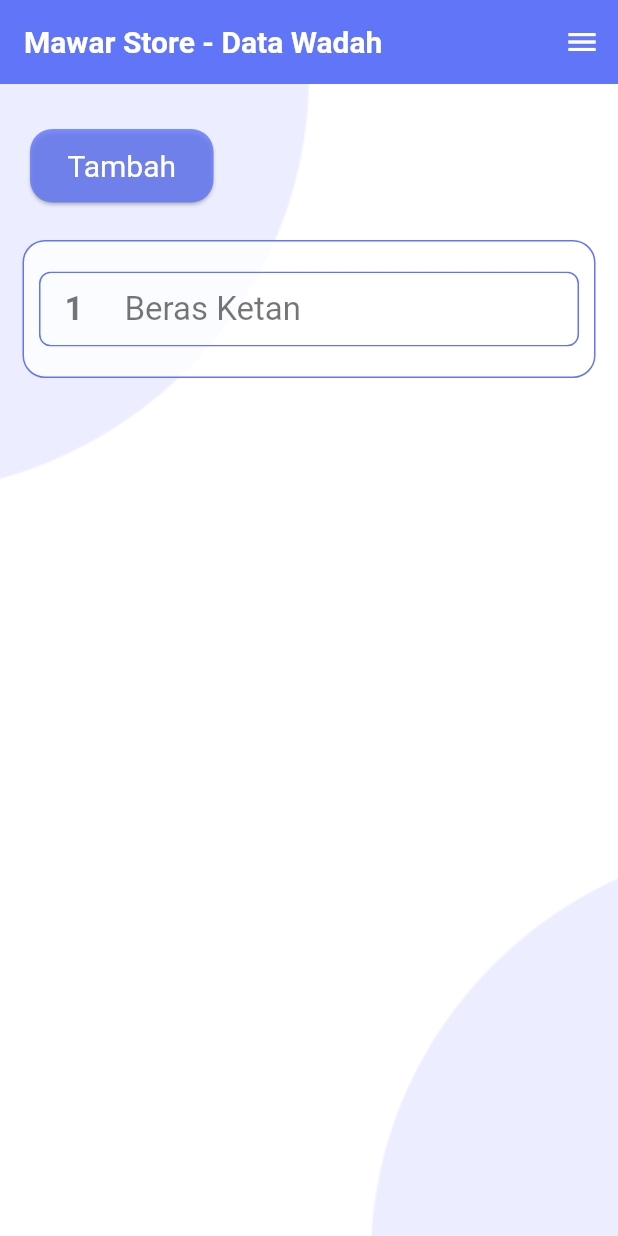
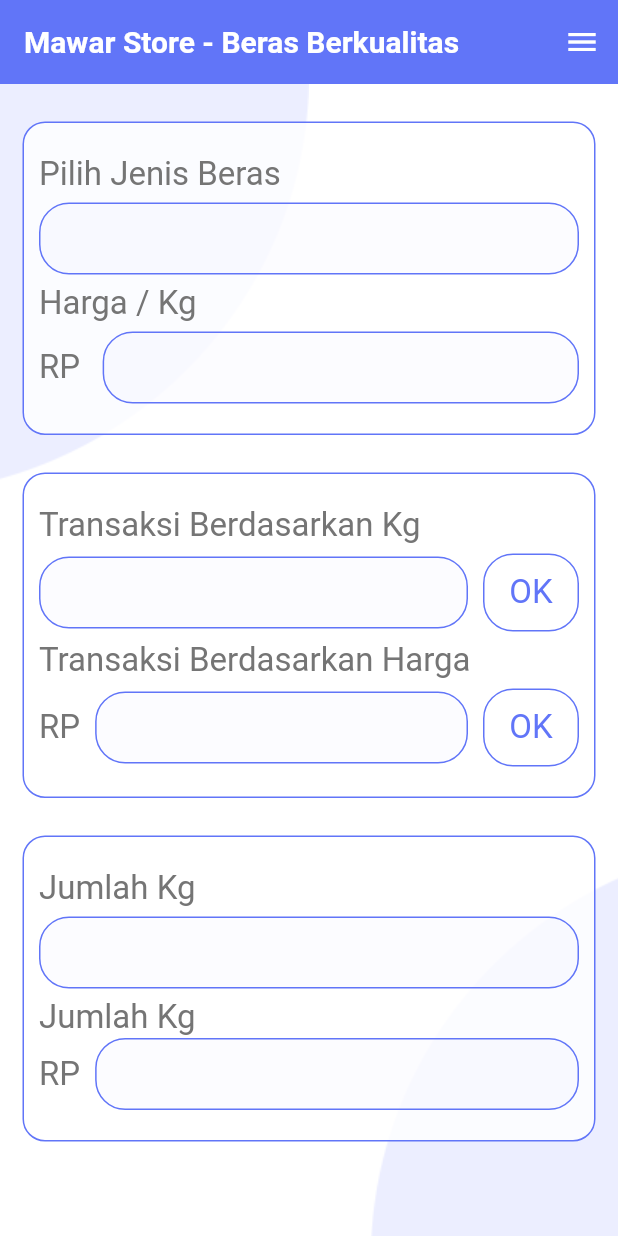
Before and after one commit to unustudents/mawarstore, a Flutter app: the screen it shows after launch, on a phone screen of 412 x 824 dp. Run offline on Flutter 3.47's test engine with Material 3 defaults, Android fonts, the phone set to English and light mode, and no system bars; our stand-ins replace bloc, device_preview, equatable.

Commit message:
route & home

```diff
--- a/lib/app/presentation/pages/datawadah_page.dart
+++ b/lib/app/presentation/pages/datawadah_page.dart
@@ -18,13 +18,15 @@ class DataWadahPage extends StatelessWidget {
             child: ElevatedButton(
               onPressed: () {},
               style: ElevatedButton.styleFrom(
-                padding: const EdgeInsets.symmetric(vertical: 13, horizontal: 25),
+                padding:
+                    const EdgeInsets.symmetric(vertical: 13, horizontal: 25),
                 shape: RoundedRectangleBorder(
                   borderRadius: BorderRadius.circular(15),
                 ),
                 textStyle: const TextStyle(fontSize: 20.0),
                 foregroundColor: Colors.white,
-                backgroundColor: Theme.of(context).primaryColor.withOpacity(0.8),
+                backgroundColor:
+                    Theme.of(context).primaryColor.withOpacity(0.8),
               ),
               child: const Text("Tambah"),
             ),
@@ -35,7 +37,31 @@ class DataWadahPage extends StatelessWidget {
               child: ListView(
                 shrinkWrap: true,
                 children: [
-                  InkWell(
+                  ListButton(no: '1', title: 'Beras Ketan'),
+                  SizedBox(height: 10),
+                  ListButton(no: '2', title: 'Beras Mawar'),
+                  SizedBox(height: 10),
+                  ListButton(no: '3', title: 'Beras IR'),
+                  // SizedBox(height: 10),
+                ],
+              ),
+            ),
+          ),
+        ],
+      ),
+    );
+  }
+}
+
+class ListButton extends StatelessWidget {
+  const ListButton({super.key, required this.no, required this.title});
+
+  final String no;
+  final String title;
+
+  @override
+  Widget build(BuildContext context) {
+    return InkWell(
       child: Material(
         color: Colors.transparent,
         child: ListTile(
@@ -45,33 +71,21 @@ class DataWadahPage extends StatelessWidget {
             side: BorderSide(color: Theme.of(context).primaryColor),
           ),
           leading: Text(
-                          "1",
-                          style: Theme.of(context).textTheme.titleLarge!.copyWith(color: Colors.black54, fontWeight: FontWeight.w600),
+            no,
+            style: Theme.of(context)
+                .textTheme
+                .titleLarge!
+                .copyWith(color: Colors.black54, fontWeight: FontWeight.w600),
           ),
           onTap: () {},
           title: Text(
-                          "Beras Ketan",
-                          style: Theme.of(context).textTheme.titleLarge!.copyWith(color: Colors.black54),
+            title,
+            style: Theme.of(context)
+                .textTheme
+                .titleLarge!
+                .copyWith(color: Colors.black54),
           ),
         ),
-                    ),
-                  ),
-                ],
-              ),
-            ),
-          ),
-          // CardContainer(
-          //   child: Expanded(
-          //     child: ListView(
-          //       children: [
-          //         ListTile(
-          //           title: Text("Beras Ketan"),
-          //         ),
-          //       ],
-          //     ),
-          //   ),
-          // ),
-        ],
       ),
     );
   }
--- a/lib/app/presentation/pages/home_page.dart
+++ b/lib/app/presentation/pages/home_page.dart
@@ -1,4 +1,8 @@
 import 'package:flutter/material.dart';
+import 'package:mawarstore/app/presentation/widgets/button_widget.dart';
+import 'package:mawarstore/app/presentation/widgets/card_widget.dart';
+import 'package:mawarstore/app/presentation/widgets/form_widget.dart';
+import 'package:mawarstore/app/presentation/widgets/title_widget.dart';
 
 import '../widgets/scaffold_widget.dart';
 
@@ -7,9 +11,91 @@ class HomePage extends StatelessWidget {
 
   @override
   Widget build(BuildContext context) {
+    final cJenisBeras = TextEditingController();
+    final cHargaPerKg = TextEditingController();
+    final cTransaksiKg = TextEditingController();
+    final cTransaksiHarga = TextEditingController();
+    final cJumlahKg = TextEditingController();
+    final cTotalHarga = TextEditingController();
+
     return ScaffoldCore(
-      titlePage: 'Home',
-      body: Center(),
+      titlePage: 'Beras Berkualitas',
+      body: Column(
+        children: [
+          // PILIH JENIS BERAS
+          CardContainer(
+            child: Column(
+              crossAxisAlignment: CrossAxisAlignment.start,
+              children: [
+                const TitleWidget(teks: 'Pilih Jenis Beras'),
+                const SizedBox(height: 5),
+                FormReguler(controller: cJenisBeras),
+                const SizedBox(height: 5),
+                const TitleWidget(teks: 'Harga / Kg'),
+                const SizedBox(height: 5),
+                Row(
+                  children: [
+                    const TitleWidget(teks: 'RP'),
+                    const SizedBox(width: 15),
+                    Flexible(child: FormReguler(controller: cHargaPerKg)),
+                  ],
+                )
+              ],
+            ),
+          ),
+
+          // TRANSAKSI BERDASARKAN KG
+          CardContainer(
+            child: Column(
+              crossAxisAlignment: CrossAxisAlignment.start,
+              children: [
+                const TitleWidget(teks: 'Transaksi Berdasarkan Kg'),
+                const SizedBox(height: 5),
+                Row(
+                  children: [
+                    Flexible(child: FormReguler(controller: cTransaksiKg)),
+                    const SizedBox(width: 10),
+                    const ButtonMain(title: 'OK'),
+                  ],
+                ),
+                const SizedBox(height: 5),
+                const TitleWidget(teks: 'Transaksi Berdasarkan Harga'),
+                const SizedBox(height: 5),
+                Row(
+                  children: [
+                    const TitleWidget(teks: 'RP'),
+                    const SizedBox(width: 10),
+                    Flexible(child: FormReguler(controller: cTransaksiHarga)),
+                    const SizedBox(width: 10),
+                    const ButtonMain(title: 'OK'),
+                  ],
+                ),
+              ],
+            ),
+          ),
+
+          // JUMLAH KG
+          CardContainer(
+            child: Column(
+              crossAxisAlignment: CrossAxisAlignment.start,
+              children: [
+                const TitleWidget(teks: 'Jumlah Kg'),
+                const SizedBox(height: 5),
+                FormReguler(controller: cJumlahKg),
+                const SizedBox(height: 5),
+                const TitleWidget(teks: 'Jumlah Kg'),
+                Row(
+                  children: [
+                    const TitleWidget(teks: 'RP'),
+                    const SizedBox(width: 10),
+                    Flexible(child: FormReguler(controller: cTotalHarga)),
+                  ],
+                ),
+              ],
+            ),
+          ),
+        ],
+      ),
     );
   }
 }
--- /dev/null
+++ b/lib/app/routes/app_routes.dart
@@ -0,0 +1,6 @@
+abstract class Routes {
+  static const home = "home";
+  static const wadah = "wadah";
+  static const beras = "beras";
+  static const connection = "connection";
+}
--- a/lib/main.dart
+++ b/lib/main.dart
@@ -2,6 +2,7 @@ import 'package:device_preview/device_preview.dart';
 import 'package:flutter/foundation.dart';
 import 'package:flutter/material.dart';
 import 'package:mawarstore/app/presentation/pages/datawadah_page.dart';
+import 'package:mawarstore/app/presentation/pages/home_page.dart';
 import 'app/presentation/pages/connection_page.dart';
 import 'app/theme/theme_light.dart';
 
@@ -28,7 +29,7 @@ class MyApp extends StatelessWidget {
       title: 'Mawar Store',
       debugShowCheckedModeBanner: false,
       theme: ThemeLight.light,
-      home: const DataWadahPage(),
+      home: const HomePage(),
     );
   }
 }
```
Lines whose indentation alone changed are shown as unchanged.
